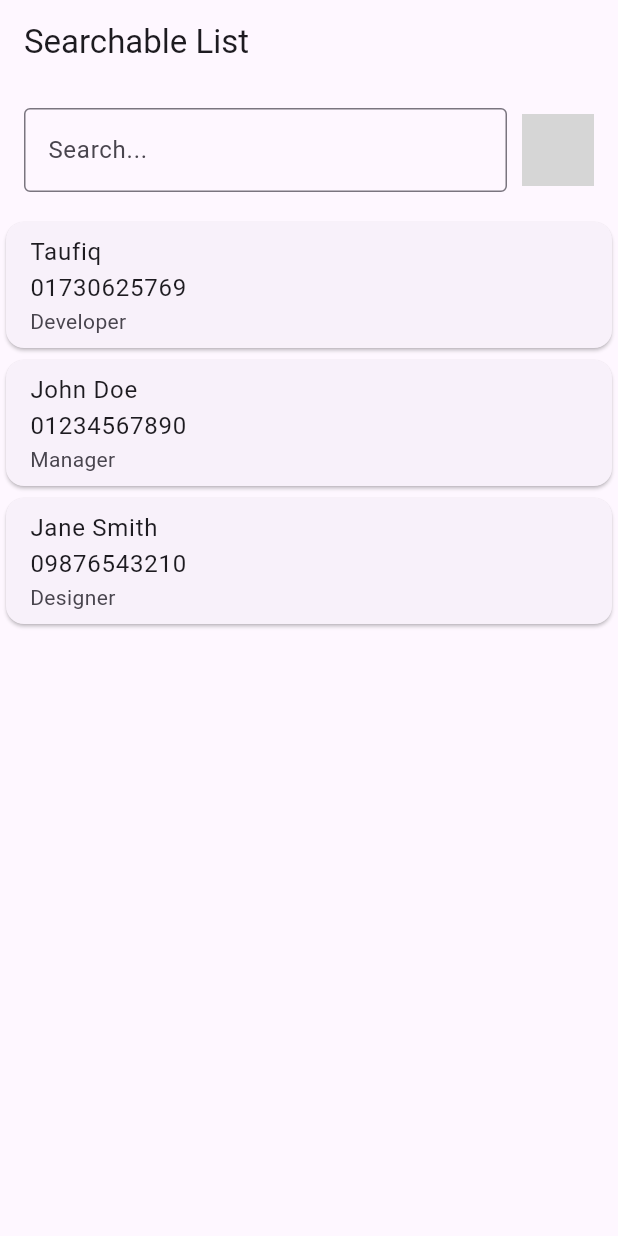
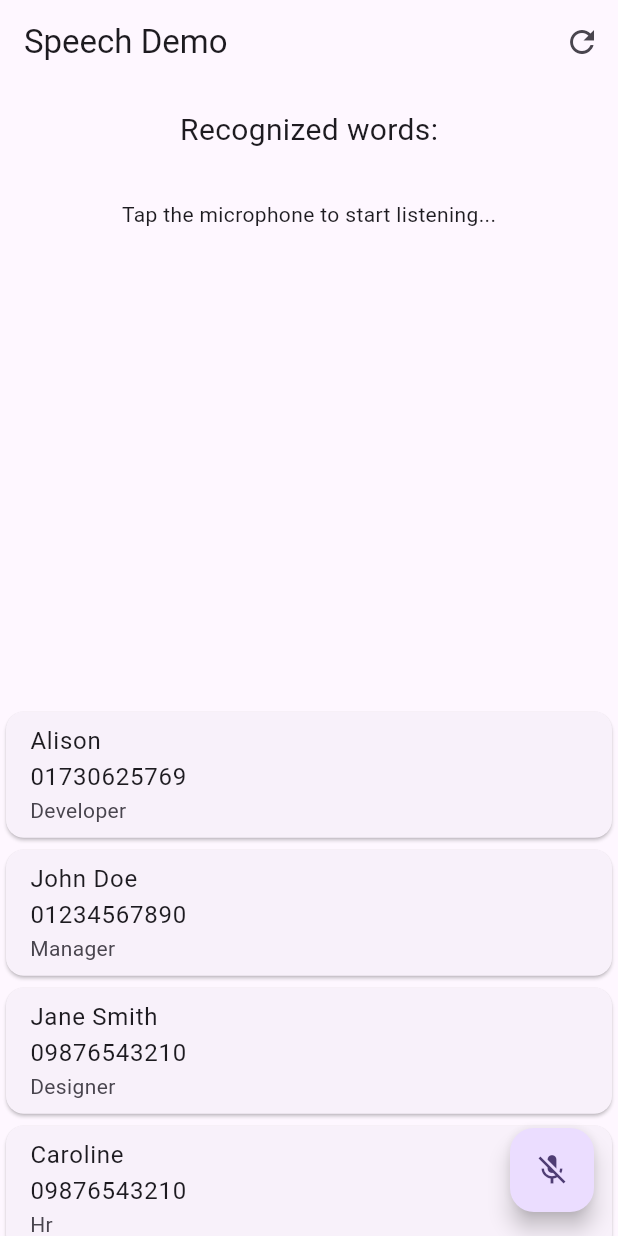
Before and after one commit to taufiqelahi/lr_test_ai, a Flutter app: the screen it shows after launch, on a phone screen of 412 x 824 dp. Run offline on Flutter 3.47's test engine with Material 3 defaults, Android fonts, the light colour scheme and no system bars; our stand-ins replace speech_to_text; missing offline and left inert: voice_search; grey boxes are pictures that could not be loaded.

Commit message:
voice search with space reconisation

```diff
--- /dev/null
+++ b/lib/home_view/view/voice_view.dart
@@ -0,0 +1,146 @@
+import 'package:flutter/material.dart';
+import 'package:speech_to_text/speech_recognition_result.dart';
+import 'package:speech_to_text/speech_to_text.dart';
+import 'package:testai/model/data/user_data.dart';
+import 'package:testai/model/user.dart';
+import 'package:url_launcher/url_launcher.dart';
+
+class MyHomePage extends StatefulWidget {
+  const MyHomePage({super.key});
+
+  @override
+  _MyHomePageState createState() => _MyHomePageState();
+}
+
+class _MyHomePageState extends State<MyHomePage> {
+  List<User> filteredItems = [];
+  SpeechToText _speechToText = SpeechToText();
+  bool _speechEnabled = false;
+  String _lastWords = '';
+
+  @override
+  void initState() {
+    super.initState();
+    _initSpeech();
+    filteredItems = users;
+  }
+
+  void _initSpeech() async {
+    _speechEnabled = await _speechToText.initialize();
+    setState(() {});
+  }
+
+  void _filterList(String query) async {
+    List<String> keywords = query.toLowerCase().split(' ');
+
+    filteredItems = users.where((user) {
+      String fullInfoLower = user.fullInfo.toLowerCase();
+      return keywords.any((keyword) => fullInfoLower.contains(keyword));
+    }).toList();
+
+    // If the query contains the word "call", initiate the call
+    if (keywords.contains('call') && filteredItems.isNotEmpty) {
+      _makePhoneCall(filteredItems.first.phone);
+    }
+
+    setState(() {});
+  }
+
+  Future<void> _makePhoneCall(String phoneNumber) async {
+    final Uri launchUri = Uri(
+      scheme: 'tel',
+      path: phoneNumber,
+    );
+    await launchUrl(launchUri);
+  }
+
+  void _startListening() async {
+    await _speechToText.listen(onResult: _onSpeechResult);
+    setState(() {});
+  }
+
+  void _stopListening() async {
+    await _speechToText.stop();
+    setState(() {});
+  }
+
+  void _onSpeechResult(SpeechRecognitionResult result) {
+    setState(() {
+      _lastWords = result.recognizedWords;
+      _filterList(_lastWords); // Filter the list and possibly make a call
+    });
+  }
+
+  void _resetSearch() {
+    setState(() {
+      _lastWords = '';
+      filteredItems = users; // Reset to show all users or clear the list
+    });
+  }
+
+  @override
+  Widget build(BuildContext context) {
+    return Scaffold(
+      appBar: AppBar(
+        title: Text('Speech Demo'),
+        actions: [
+          IconButton(
+            icon: Icon(Icons.refresh),
+            onPressed: _resetSearch, // Reset the search when pressed
+          ),
+        ],
+      ),
+      body: Center(
+        child: Column(
+          mainAxisAlignment: MainAxisAlignment.center,
+          children: <Widget>[
+            Container(
+              padding: EdgeInsets.all(16),
+              child: Text(
+                'Recognized words:',
+                style: TextStyle(fontSize: 20.0),
+              ),
+            ),
+            Expanded(
+              child: Container(
+                padding: EdgeInsets.all(16),
+                child: Text(
+                  _speechToText.isListening
+                      ? '$_lastWords'
+                      : _speechEnabled
+                      ? 'Tap the microphone to start listening...'
+                      : 'Speech not available',
+                ),
+              ),
+            ),
+            Expanded(
+              child: ListView.builder(
+                itemCount: filteredItems.length,
+                itemBuilder: (context, index) {
+                  final user = filteredItems[index];
+                  return Card(
+                    child: ListTile(
+                      title: Column(
+                        crossAxisAlignment: CrossAxisAlignment.start,
+                        children: [
+                          Text(user.name),
+                          Text(user.phone),
+                        ],
+                      ),
+                      subtitle: Text(user.designation),
+                    ),
+                  );
+                },
+              ),
+            ),
+          ],
+        ),
+      ),
+      floatingActionButton: FloatingActionButton(
+        onPressed: _speechToText.isNotListening ? _startListening : _stopListening,
+        tooltip: 'Listen',
+        child: Icon(_speechToText.isNotListening ? Icons.mic_off : Icons.mic),
+      ),
+    );
+  }
+}
--- a/lib/main.dart
+++ b/lib/main.dart
@@ -1,5 +1,6 @@
 import 'package:flutter/material.dart';
 import 'package:testai/home_view/home_view.dart';
+import 'package:testai/home_view/view/voice_view.dart';
 
 void main() {
   runApp(const MyApp());
@@ -32,7 +33,7 @@
         colorScheme: ColorScheme.fromSeed(seedColor: Colors.deepPurple),
         useMaterial3: true,
       ),
-      home: const HomeView()
+      home: const MyHomePage()
     );
   }
 }
--- a/lib/model/data/user_data.dart
+++ b/lib/model/data/user_data.dart
@@ -1,8 +1,9 @@
 import 'package:testai/model/user.dart';
 
 List<User> users = [
-  User(name: 'Taufiq', designation: 'Developer', phone: '01730625769'),
+  User(name: 'Alison', designation: 'Developer', phone: '01730625769'),
   User(name: 'John Doe', designation: 'Manager', phone: '01234567890'),
   User(name: 'Jane Smith', designation: 'Designer', phone: '09876543210'),
+  User(name: 'Caroline', designation: 'Hr', phone: '09876543210'),
   // Add more users as needed
 ];
--- a/pubspec.yaml
+++ b/pubspec.yaml
@@ -37,6 +37,7 @@ dependencies:
   cupertino_icons: ^1.0.6
   voice_search: ^1.0.3
   url_launcher: ^6.3.0
+  speech_to_text: ^7.0.0
 
 dev_dependencies:
   flutter_test:
```
